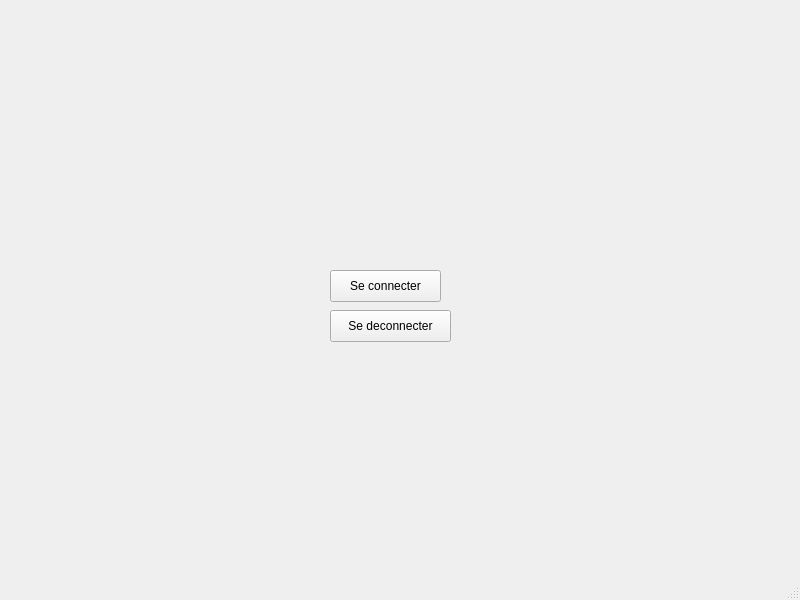
Above: mainwindow.ui from benjamin-milhet/WifiBot_ESIREM before the change. Below: the same form after it.
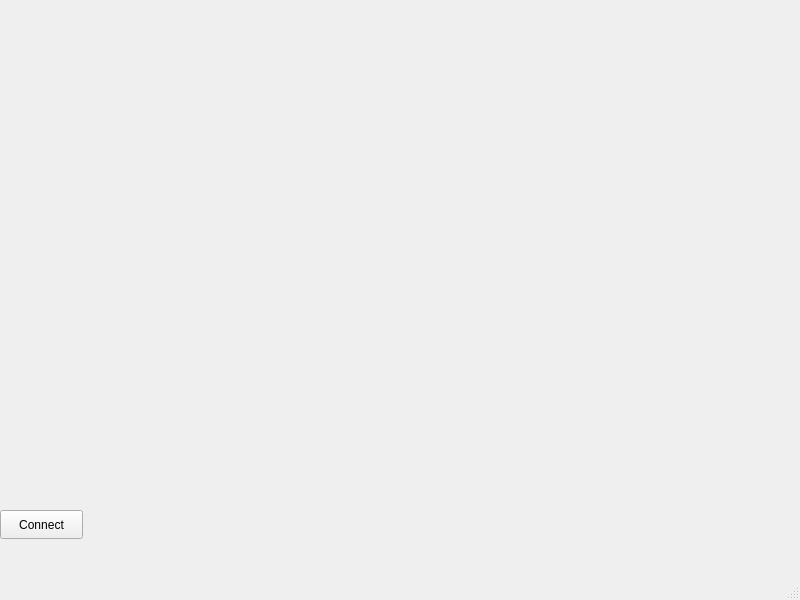
That is the form after the change.

```diff
--- a/mainwindow.ui
+++ b/mainwindow.ui
@@ -17,27 +17,14 @@
    <widget class="QPushButton" name="pushButton">
     <property name="geometry">
      <rect>
-      <x>330</x>
-      <y>270</y>
-      <width>111</width>
-      <height>32</height>
+      <x>0</x>
+      <y>510</y>
+      <width>83</width>
+      <height>29</height>
      </rect>
     </property>
     <property name="text">
-     <string>Se connecter</string>
-    </property>
-   </widget>
-   <widget class="QPushButton" name="pushButton_2">
-    <property name="geometry">
-     <rect>
-      <x>330</x>
-      <y>310</y>
-      <width>121</width>
-      <height>32</height>
-     </rect>
-    </property>
-    <property name="text">
-     <string>Se deconnecter</string>
+     <string>Connect</string>
     </property>
    </widget>
   </widget>
```
Left out of the diff: 4 changed lines with no effect on the pictures.
